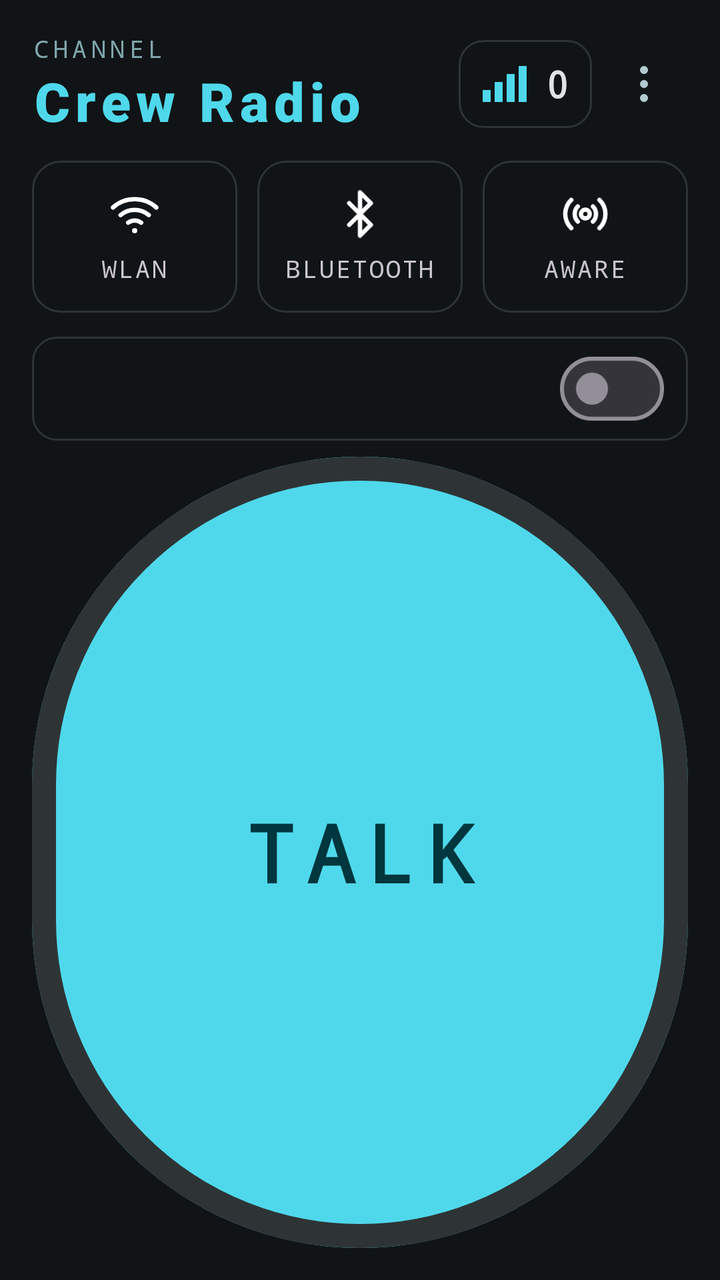
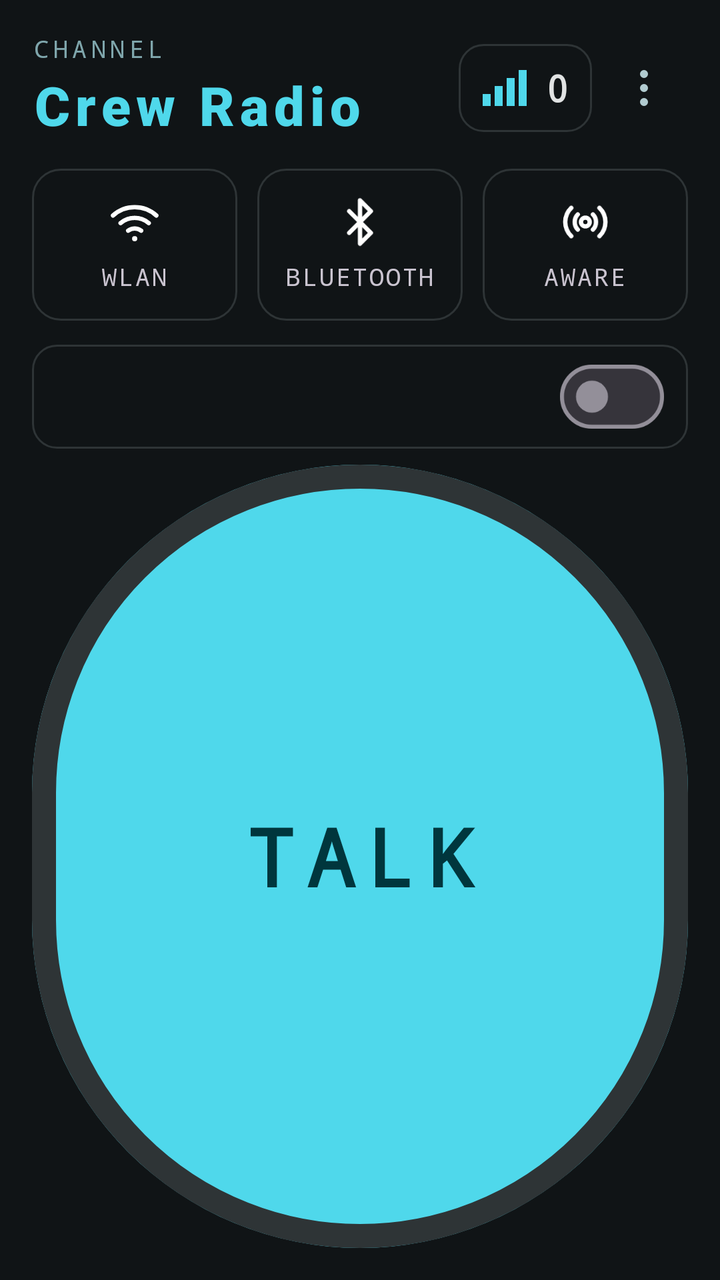

An Android layout rendered at two revisions. The XML below is the earlier revision; the diff shows what the commit changed to produce the second picture.
<!-- AndroidManifest.xml: application theme Theme.PTT -->
<!-- res/layout/activity_main.xml -->
<?xml version="1.0" encoding="utf-8"?>
<LinearLayout xmlns:android="http://schemas.android.com/apk/res/android"
    xmlns:app="http://schemas.android.com/apk/res-auto"
    android:layout_width="match_parent"
    android:layout_height="match_parent"
    android:orientation="vertical"
    android:background="@color/surface"
    android:padding="16dp">

    
    <LinearLayout
        android:layout_width="match_parent"
        android:layout_height="wrap_content"
        android:orientation="horizontal"
        android:gravity="center_vertical">
        <LinearLayout
            android:layout_width="0dp"
            android:layout_weight="1"
            android:layout_height="wrap_content"
            android:orientation="vertical">
            <TextView
                android:layout_width="wrap_content"
                android:layout_height="wrap_content"
                android:text="@string/crew_channel"
                android:fontFamily="monospace"
                android:letterSpacing="0.18"
                android:textSize="12sp"
                android:textColor="@color/text_teal_dim" />
            <TextView
                android:id="@+id/crewName"
                android:layout_width="wrap_content"
                android:layout_height="wrap_content"
                android:text="@string/app_name"
                android:fontFamily="sans-serif-black"
                android:letterSpacing="0.1"
                android:textSize="27sp"
                android:textColor="@color/primary"
                android:maxLines="1"
                android:ellipsize="end"
                android:layout_marginEnd="8dp" />
        </LinearLayout>
        <LinearLayout
            android:id="@+id/peersBox"
            android:layout_width="wrap_content"
            android:layout_height="44dp"
            android:orientation="horizontal"
            android:gravity="center_vertical"
            android:paddingStart="12dp"
            android:paddingEnd="12dp"
            android:background="@drawable/bg_outline">
            <ImageView
                android:layout_width="22dp"
                android:layout_height="18dp"
                android:src="@drawable/ic_signal"
                app:tint="@color/primary"
                android:contentDescription="@null" />
            <TextView
                android:id="@+id/peerCount"
                android:layout_width="wrap_content"
                android:layout_height="wrap_content"
                android:layout_marginStart="10dp"
                android:text="0"
                android:fontFamily="monospace"
                android:textStyle="bold"
                android:textSize="18sp"
                android:textColor="@color/text" />
        </LinearLayout>
        <ImageButton
            android:id="@+id/menuButton"
            android:layout_width="44dp"
            android:layout_height="44dp"
            android:layout_marginStart="4dp"
            android:src="@drawable/ic_more_vert"
            app:tint="@color/secondary"
            android:background="?attr/selectableItemBackgroundBorderless"
            android:contentDescription="@string/menu_settings" />
    </LinearLayout>

    
    <LinearLayout
        android:layout_width="match_parent"
        android:layout_height="76dp"
        android:layout_marginTop="12dp"
        android:orientation="horizontal">
        <LinearLayout
            android:id="@+id/tileLan"
            android:layout_width="0dp"
            android:layout_weight="1"
            android:layout_height="match_parent"
            android:orientation="vertical"
            android:gravity="center"
            android:background="@drawable/bg_tile_off">
            <ImageView android:id="@+id/tileLanIcon" android:layout_width="26dp" android:layout_height="26dp" android:src="@drawable/ic_wifi" android:contentDescription="@null" />
            <TextView android:id="@+id/tileLanLabel" android:layout_width="wrap_content" android:layout_height="wrap_content" android:layout_marginTop="6dp" android:text="@string/tile_lan" android:fontFamily="monospace" android:letterSpacing="0.08" android:textSize="12sp" />
        </LinearLayout>
        <LinearLayout
            android:id="@+id/tileBt"
            android:layout_width="0dp"
            android:layout_weight="1"
            android:layout_height="match_parent"
            android:layout_marginStart="10dp"
            android:orientation="vertical"
            android:gravity="center"
            android:background="@drawable/bg_tile_off">
            <ImageView android:id="@+id/tileBtIcon" android:layout_width="26dp" android:layout_height="26dp" android:src="@drawable/ic_bluetooth" android:contentDescription="@null" />
            <TextView android:id="@+id/tileBtLabel" android:layout_width="wrap_content" android:layout_height="wrap_content" android:layout_marginTop="6dp" android:text="@string/tile_bt" android:fontFamily="monospace" android:letterSpacing="0.08" android:textSize="12sp" />
        </LinearLayout>
        <LinearLayout
            android:id="@+id/tileAware"
            android:layout_width="0dp"
            android:layout_weight="1"
            android:layout_height="match_parent"
            android:layout_marginStart="10dp"
            android:orientation="vertical"
            android:gravity="center"
            android:background="@drawable/bg_tile_off">
            <ImageView android:id="@+id/tileAwareIcon" android:layout_width="26dp" android:layout_height="26dp" android:src="@drawable/ic_aware" android:contentDescription="@null" />
            <TextView android:id="@+id/tileAwareLabel" android:layout_width="wrap_content" android:layout_height="wrap_content" android:layout_marginTop="6dp" android:text="@string/tile_aware" android:fontFamily="monospace" android:letterSpacing="0.08" android:textSize="12sp" />
        </LinearLayout>
    </LinearLayout>

    
    <TextView
        android:id="@+id/peerButton"
        android:layout_width="match_parent"
        android:layout_height="48dp"
        android:layout_marginTop="12dp"
        android:gravity="center_vertical"
        android:paddingStart="16dp"
        android:paddingEnd="16dp"
        android:fontFamily="monospace"
        android:letterSpacing="0.06"
        android:textSize="13sp"
        android:textColor="@color/secondary"
        android:maxLines="1"
        android:ellipsize="end"
        android:background="@drawable/bg_outline"
        android:visibility="gone" />

    
    <LinearLayout
        android:id="@+id/channelRow"
        android:layout_width="match_parent"
        android:layout_height="52dp"
        android:layout_marginTop="12dp"
        android:orientation="horizontal"
        android:gravity="center_vertical"
        android:paddingStart="16dp"
        android:paddingEnd="12dp"
        android:background="@drawable/bg_outline"
        android:clickable="true"
        android:focusable="true">
        <TextView
            android:id="@+id/channelState"
            android:layout_width="0dp"
            android:layout_weight="1"
            android:layout_height="wrap_content"
            android:fontFamily="monospace"
            android:letterSpacing="0.08"
            android:textSize="13sp"
            android:textColor="@color/text_dim"
            android:maxLines="1"
            android:ellipsize="end" />
        <com.google.android.material.materialswitch.MaterialSwitch
            android:id="@+id/channelSwitch"
            android:layout_width="wrap_content"
            android:layout_height="wrap_content"
            android:layout_marginStart="12dp" />
    </LinearLayout>

    
    <LinearLayout
        android:id="@+id/talkCard"
        android:layout_width="match_parent"
        android:layout_height="wrap_content"
        android:layout_marginTop="12dp"
        android:orientation="vertical"
        android:paddingStart="16dp"
        android:paddingEnd="16dp"
        android:paddingTop="12dp"
        android:paddingBottom="12dp"
        android:background="@drawable/bg_card"
        android:visibility="gone">
        <TextView
            android:id="@+id/talkingLine"
            android:layout_width="match_parent"
            android:layout_height="wrap_content"
            android:fontFamily="monospace"
            android:letterSpacing="0.1"
            android:textStyle="bold"
            android:textSize="15sp"
            android:textColor="@color/talking"
            android:maxLines="1"
            android:ellipsize="end" />
    </LinearLayout>

    
    <androidx.constraintlayout.widget.ConstraintLayout
        android:id="@+id/talkArea"
        android:layout_width="match_parent"
        android:layout_height="0dp"
        android:layout_weight="1"
        android:layout_marginTop="8dp">
        <com.google.android.material.button.MaterialButton
            android:id="@+id/pttButton"
            android:layout_width="0dp"
            android:layout_height="0dp"
            android:insetTop="0dp"
            android:insetBottom="0dp"
            android:insetLeft="0dp"
            android:insetRight="0dp"
            android:fontFamily="monospace"
            android:textSize="40sp"
            android:letterSpacing="0.14"
            android:textStyle="bold"
            android:textAlignment="center"
            android:text="@string/ptt_talk"
            app:shapeAppearanceOverlay="@style/ShapeAppearance.PTT.Circle"
            app:strokeWidth="12dp"
            app:strokeColor="@color/outline"
            app:backgroundTint="@color/primary"
            android:textColor="@color/on_primary"
            app:layout_constraintTop_toTopOf="parent"
            app:layout_constraintBottom_toBottomOf="parent"
            app:layout_constraintStart_toStartOf="parent"
            app:layout_constraintEnd_toEndOf="parent" />
    </androidx.constraintlayout.widget.ConstraintLayout>
</LinearLayout>
<!-- resources referenced by this layout -->
<resources>
  <color name="on_primary">#00363D</color>
  <color name="outline">#2E3436</color>
  <color name="primary">#4FD8EB</color>
  <color name="secondary">#B1CBD0</color>
  <color name="surface">#101416</color>
  <color name="talking">#81C784</color>
  <color name="text">#E1E3E3</color>
  <color name="text_dim">#899294</color>
  <color name="text_teal_dim">#7FA6AC</color>
  <!-- drawable bg_card (drawable) -->
  <?xml version="1.0" encoding="utf-8"?>
  <shape xmlns:android="http://schemas.android.com/apk/res/android" android:shape="rectangle">
      <corners android:radius="14dp" />
      <solid android:color="@color/surface_card" />
  </shape>
  <!-- drawable bg_outline (drawable) -->
  <?xml version="1.0" encoding="utf-8"?>
  <shape xmlns:android="http://schemas.android.com/apk/res/android" android:shape="rectangle">
      <corners android:radius="12dp" />
      <stroke android:width="1dp" android:color="@color/outline" />
      <solid android:color="@android:color/transparent" />
  </shape>
  <!-- drawable bg_tile_off (drawable) -->
  <?xml version="1.0" encoding="utf-8"?>
  <shape xmlns:android="http://schemas.android.com/apk/res/android" android:shape="rectangle">
      <corners android:radius="14dp" />
      <stroke android:width="1dp" android:color="@color/outline" />
      <solid android:color="@android:color/transparent" />
  </shape>
  <!-- drawable ic_bluetooth (drawable) -->
  <?xml version="1.0" encoding="utf-8"?>
  <vector xmlns:android="http://schemas.android.com/apk/res/android"
      android:width="24dp" android:height="24dp" android:viewportWidth="24" android:viewportHeight="24">
      <path android:pathData="M7,7 L17,17 L12,22 L12,2 L17,7 L7,17" android:strokeColor="#FFFFFFFF" android:strokeWidth="2" android:strokeLineCap="round" android:strokeLineJoin="round" android:fillColor="#00000000" />
  </vector>
  <!-- drawable ic_more_vert (drawable) -->
  <?xml version="1.0" encoding="utf-8"?>
  <vector xmlns:android="http://schemas.android.com/apk/res/android"
      android:width="24dp" android:height="24dp" android:viewportWidth="24" android:viewportHeight="24">
      <path android:pathData="M12,3 A2,2 0 1 1 12,7 A2,2 0 1 1 12,3 Z" android:fillColor="#FFFFFFFF" />
      <path android:pathData="M12,10 A2,2 0 1 1 12,14 A2,2 0 1 1 12,10 Z" android:fillColor="#FFFFFFFF" />
      <path android:pathData="M12,17 A2,2 0 1 1 12,21 A2,2 0 1 1 12,17 Z" android:fillColor="#FFFFFFFF" />
  </vector>
  <!-- drawable ic_signal (drawable) -->
  <?xml version="1.0" encoding="utf-8"?>
  <vector xmlns:android="http://schemas.android.com/apk/res/android"
      android:width="22dp" android:height="18dp" android:viewportWidth="22" android:viewportHeight="18">
      <path android:pathData="M0,12 h4 v6 h-4 z" android:fillColor="#FFFFFFFF" />
      <path android:pathData="M6,8 h4 v10 h-4 z" android:fillColor="#FFFFFFFF" />
      <path android:pathData="M12,4 h4 v14 h-4 z" android:fillColor="#FFFFFFFF" />
      <path android:pathData="M18,0 h4 v18 h-4 z" android:fillColor="#FFFFFFFF" />
  </vector>
  <string name="app_name">Crew Radio</string>
  <string name="crew_channel">CHANNEL</string>
  <string name="menu_settings">Settings</string>
  <string name="ptt_talk">TALK</string>
  <string name="tile_aware">AWARE</string>
  <string name="tile_bt">BLUETOOTH</string>
  <string name="tile_lan">WLAN</string>
  <style name="ShapeAppearance.PTT.Circle" parent="ShapeAppearance.Material3.Corner.Full">
          <item name="cornerFamily">rounded</item>
          <item name="cornerSize">50%</item>
      </style>
  <color name="surface_card">#171C1E</color>
  <color name="primary_container">#004F58</color>
  <color name="on_primary_container">#97F0FF</color>
  <color name="on_secondary">#1C3439</color>
  <color name="secondary_container">#334B4F</color>
  <color name="on_secondary_container">#CDE7EC</color>
  <color name="error">#FFB4AB</color>
  <color name="on_error">#690005</color>
  <!-- unchanged entries left out for length: 3 -->
</resources>

<!-- the commit's change to res/layout/activity_main.xml (unified diff, before → after) -->
@@ -28,15 +28,18 @@
                 android:textColor="@color/text_teal_dim" />
             <TextView
                 android:id="@+id/crewName"
-                android:layout_width="wrap_content"
-                android:layout_height="wrap_content"
+                android:layout_width="match_parent"
+                android:layout_height="40dp"
+                android:gravity="center_vertical"
                 android:text="@string/app_name"
                 android:fontFamily="sans-serif-black"
                 android:letterSpacing="0.1"
-                android:textSize="27sp"
+                android:autoSizeTextType="uniform"
+                android:autoSizeMinTextSize="14sp"
+                android:autoSizeMaxTextSize="27sp"
+                android:autoSizeStepGranularity="1sp"
                 android:textColor="@color/primary"
                 android:maxLines="1"
-                android:ellipsize="end"
                 android:layout_marginEnd="8dp" />
         </LinearLayout>
         <LinearLayout
